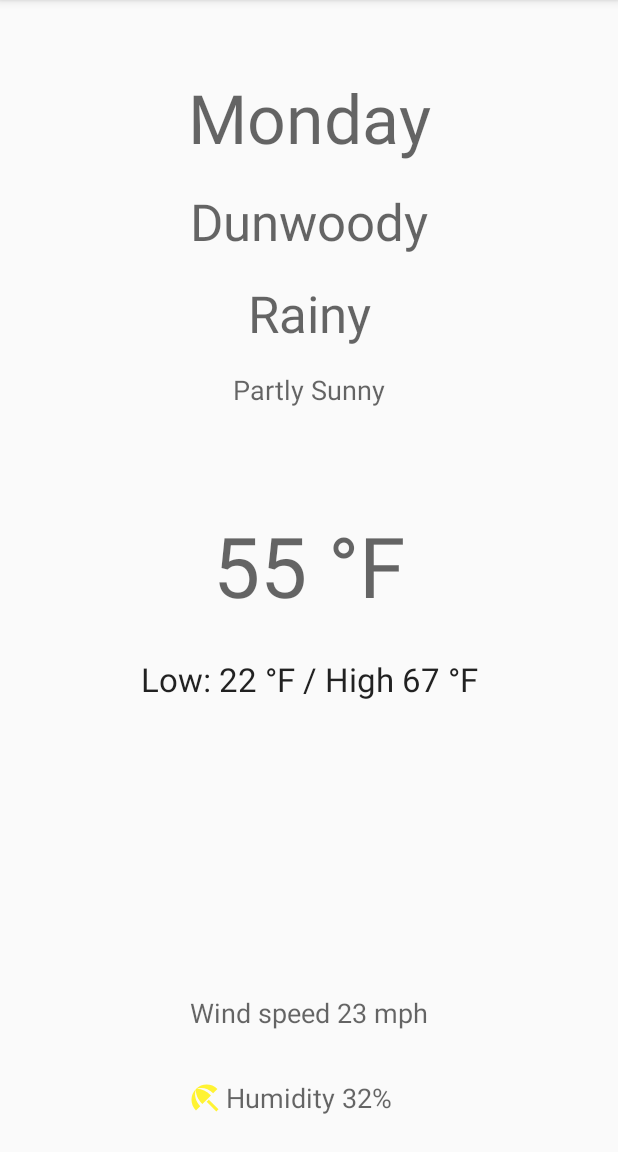
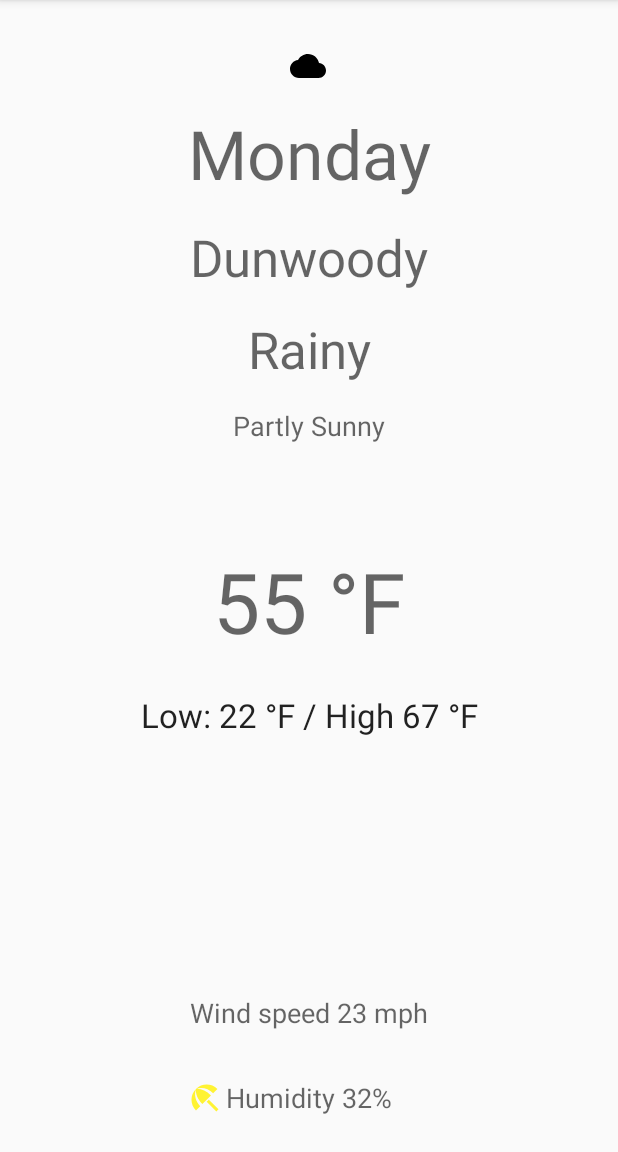
Before and after one commit to ajsherrell/WeatherApp, an Android app: the fragment WeatherDetailFragment placed in its activity, after a tap on "RETRY", on a phone screen of 412 x 824 dp, the part 84-1236 px from its top. Run offline under Robolectric (Android 15) with nearby library versions, the light colour scheme and no system bars; our stand-ins replace RxJava, data binding; network calls fail; pictures from the network do not load; 19 statements that could not run were skipped.

Commit message:
searching for bug

```diff
--- a/ajsherrell/app/src/main/java/com/ajsherrell/weatherapp/WeatherDetailFragment.kt
+++ b/ajsherrell/app/src/main/java/com/ajsherrell/weatherapp/WeatherDetailFragment.kt
@@ -33,7 +33,7 @@ class WeatherDetailFragment : Fragment() {
     override fun onActivityCreated(savedInstanceState: Bundle?) {
         super.onActivityCreated(savedInstanceState)
         detailViewModel = ViewModelProviders.of(this).get(DetailViewModel::class.java)
-
+        mBinding.lifecycleOwner = this
         mBinding.viewModel = detailViewModel
     }
 
--- a/ajsherrell/app/src/main/java/com/ajsherrell/weatherapp/WeatherListFragment.kt
+++ b/ajsherrell/app/src/main/java/com/ajsherrell/weatherapp/WeatherListFragment.kt
@@ -2,6 +2,7 @@ package com.ajsherrell.weatherapp
 
 import androidx.lifecycle.ViewModelProviders
 import android.os.Bundle
+import android.util.Log
 import androidx.fragment.app.Fragment
 import android.view.LayoutInflater
 import android.view.View
@@ -22,7 +23,7 @@ class WeatherListFragment : Fragment(), iListener {
         fun newInstance() = WeatherListFragment()
     }
 
-    private val TAG: String = "MainActivity"
+    private val TAG: String = "WeatherListFragment"
 
     private lateinit var weatherListViewModel: WeatherListViewModel
     private lateinit var rootView: View
@@ -45,11 +46,12 @@ class WeatherListFragment : Fragment(), iListener {
         weatherListViewModel = ViewModelProviders.of(this).get(WeatherListViewModel::class.java)
 
         //error snackbar
-        weatherListViewModel.errorMessage.observe(this, Observer {
+        weatherListViewModel.errorMessage.observe(viewLifecycleOwner, Observer {
             errorMessage -> if(errorMessage != null) showError(errorMessage) else hideError()
         })
-
+        binding.lifecycleOwner = this
         binding.viewModel = weatherListViewModel
+        Log.d(TAG, "weatherListViewModel: " + weatherListViewModel)
     }
 
     private fun showError(@StringRes errorMessage:Int){
--- a/ajsherrell/app/src/main/java/com/ajsherrell/weatherapp/adapter/WeatherAdapter.kt
+++ b/ajsherrell/app/src/main/java/com/ajsherrell/weatherapp/adapter/WeatherAdapter.kt
@@ -10,20 +10,13 @@ import com.ajsherrell.weatherapp.R
 import com.ajsherrell.weatherapp.WeatherDetailFragment
 import com.ajsherrell.weatherapp.databinding.RecyclerItemBinding
 import com.ajsherrell.weatherapp.iListener
-import com.ajsherrell.weatherapp.model.Category
-import com.ajsherrell.weatherapp.model.Main
 import com.ajsherrell.weatherapp.model.Response
-import com.ajsherrell.weatherapp.model.Weather
 import com.ajsherrell.weatherapp.viewModel.WeatherListViewModel
 
 class WeatherAdapter: RecyclerView.Adapter<WeatherAdapter.ViewHolder>(),
     iListener {
 
     private lateinit var responseList: List<Response>
-
-    private lateinit var weatherList:List<Weather>
-    private lateinit var categoryList:List<Category>
-    private lateinit var mainList:List<Main>
 
     private val weatherDetailFragment = WeatherDetailFragment()
     private val activity: MainActivity = MainActivity()
@@ -36,6 +29,7 @@ class WeatherAdapter: RecyclerView.Adapter<WeatherAdapter.ViewHolder>(),
             viewModel.bind(response)
             binding.recyclerClickListener = listener
             binding.viewModel = viewModel
+            binding.executePendingBindings()
         }
     }
 
--- a/ajsherrell/app/src/main/java/com/ajsherrell/weatherapp/network/NetworkModule.kt
+++ b/ajsherrell/app/src/main/java/com/ajsherrell/weatherapp/network/NetworkModule.kt
@@ -5,11 +5,9 @@ import dagger.Module
 import dagger.Provides
 import dagger.Reusable
 import io.reactivex.schedulers.Schedulers
-import okhttp3.logging.HttpLoggingInterceptor
 import retrofit2.Retrofit
 import retrofit2.adapter.rxjava2.RxJava2CallAdapterFactory
 import retrofit2.converter.moshi.MoshiConverterFactory
-
 
 @Module
 @Suppress("unused")
--- a/ajsherrell/app/src/main/java/com/ajsherrell/weatherapp/viewModel/DetailViewModel.kt
+++ b/ajsherrell/app/src/main/java/com/ajsherrell/weatherapp/viewModel/DetailViewModel.kt
@@ -2,56 +2,56 @@ package com.ajsherrell.weatherapp.viewModel
 
 import androidx.lifecycle.MutableLiveData
 import com.ajsherrell.weatherapp.base.BaseViewModel
-import com.ajsherrell.weatherapp.model.Category
 import com.ajsherrell.weatherapp.model.Main
-import com.ajsherrell.weatherapp.model.Weather
 import com.ajsherrell.weatherapp.model.Wind
 
 class DetailViewModel:BaseViewModel() {
 
-    private lateinit var category: Category
-    private lateinit var weather: Weather
     private lateinit var main: Main
     private lateinit var wind: Wind
 
-    private val shortDescription = MutableLiveData<String>()
-    private val masterTemp = MutableLiveData<String>()
-    private val weatherIcon = MutableLiveData<String>()
-    private val minMaxTemp = MutableLiveData<String>()
-    private val day = MutableLiveData<String>()
-    private val description = MutableLiveData<String>()
-    private val humidity = MutableLiveData<String>()
-    private val windSpeed = MutableLiveData<String>()
+    private val shortDescription = MutableLiveData<String?>()
+    private val masterTemp = MutableLiveData<String?>()
+    private val weatherIcon = MutableLiveData<String?>()
+    private val minMaxTemp = MutableLiveData<String?>()
+    private val day = MutableLiveData<String?>()
+    private val description = MutableLiveData<String?>()
+    private val humidity = MutableLiveData<String?>()
+    private val windSpeed = MutableLiveData<String?>()
 
-    fun getDetailListShortDescription() {
-        shortDescription.value = weather.main
+    fun getDetailListShortDescription():MutableLiveData<String?> {
+        return shortDescription
     }
 
-    fun getDetailListIcon() {
-        weatherIcon.value = weather.icon
+    fun getDetailListIcon():MutableLiveData<String?> {
+       return weatherIcon
     }
 
-    fun getDetailListDescription() {
-        description.value = weather.description
+    fun getDetailListDescription():MutableLiveData<String?> {
+        return description
     }
 
-    fun getDetailListTemp() {
+    fun getDetailListTemp():MutableLiveData<String?> {
         masterTemp.value = main.getTemp()
+        return masterTemp
     }
 
-    fun getDetailListMinMaxTemp() {
+    fun getDetailListMinMaxTemp():MutableLiveData<String?> {
         minMaxTemp.value = main.getMinMaxTemp()
+        return minMaxTemp
     }
 
-    fun getDetailListHumidity() {
+    fun getDetailListHumidity():MutableLiveData<String?> {
         humidity.value = main.getHumidity()
+        return humidity
     }
 
-    fun getDetailListDay() {
-        day.value = category.dt_txt
+    fun getDetailListDay():MutableLiveData<String?> {
+       return day
     }
 
-    fun getDetailListWindSpeed() {
+    fun getDetailListWindSpeed():MutableLiveData<String?> {
         windSpeed.value = wind.getWindSpeed()
+        return windSpeed
     }
 }
--- a/ajsherrell/app/src/main/java/com/ajsherrell/weatherapp/viewModel/WeatherListViewModel.kt
+++ b/ajsherrell/app/src/main/java/com/ajsherrell/weatherapp/viewModel/WeatherListViewModel.kt
@@ -19,22 +19,25 @@ class WeatherListViewModel:BaseViewModel() {
 
     private lateinit var subscription: Disposable
 
-    val errorMessage: MutableLiveData<Int> = MutableLiveData()
+    private val TAG: String = "WeatherListViewModel"
+
+    val errorMessage: MutableLiveData<Int?> = MutableLiveData()
     val errorClickListener = View.OnClickListener { loadWeather() }
 
-    val loadingVisibility: MutableLiveData<Int> = MutableLiveData()
+    val loadingVisibility: MutableLiveData<Int?> = MutableLiveData()
 
-    val weatherAdapter: WeatherAdapter = WeatherAdapter()
+    private val weatherAdapter: WeatherAdapter = WeatherAdapter()
 
+    private lateinit var response: Response
     private lateinit var category: Category
     private lateinit var weather: Weather
     private lateinit var main: Main
 
     private val shortDescription = MutableLiveData<String?>()
-    private val masterTemp = MutableLiveData<String>()
-    private val weatherIcon = MutableLiveData<String>()
-    private val minMaxTemp = MutableLiveData<String>()
-    private val day = MutableLiveData<String>()
+    private val masterTemp = MutableLiveData<String?>()
+    private val weatherIcon = MutableLiveData<String?>()
+    private val minMaxTemp = MutableLiveData<String?>()
+    private val day = MutableLiveData<String?>()
 
     init {
         loadWeather()
@@ -78,28 +81,33 @@ class WeatherListViewModel:BaseViewModel() {
     }
 
     fun bind(response: Response) {
+        this.response = response
+        day.value = category.dt_txt
         weatherIcon.value = weather.icon
         minMaxTemp.value = main.getMinMaxTemp()
-        day.value = category.dt_txt
+        Log.d(TAG, "day + minMaxTemp: " + day + minMaxTemp)
     }
 
-    fun getWeatherListShortDescription() {
-        shortDescription.value = weather.main
+    fun getMasterTemp():MutableLiveData<String?> {
+        masterTemp.value = main.getTemp()
+        return masterTemp
     }
 
-    fun getWeatherListIcon() {
-        weatherIcon.value = weather.icon
+    fun getMasterMinMaxTemp():MutableLiveData<String?> {
+        minMaxTemp.value = main.getMinMaxTemp()
+        return minMaxTemp
     }
 
-    fun getWeatherListTemp(){
-        masterTemp.value = main.getTemp()
+    fun getMasterShortDescription():MutableLiveData<String?> {
+        return shortDescription
     }
 
-    fun getWeatherListMinMaxTemp() {
-        minMaxTemp.value = main.getMinMaxTemp()
+    fun getMasterWeatherIcon():MutableLiveData<String?> {
+        return weatherIcon
     }
 
-    fun getWeatherListDay() {
-        day.value = category.dt_txt
+    fun getMasterDay():MutableLiveData<String?> {
+        return day
     }
+
 }
--- a/ajsherrell/app/src/main/res/layout/recycler_item.xml
+++ b/ajsherrell/app/src/main/res/layout/recycler_item.xml
@@ -32,7 +32,7 @@
                 android:layout_margin="@dimen/listDayMargin"
                 android:layout_weight="1"
                 android:text="@string/monday"
-                app:mutableText="@{viewModel.weatherListDay}"
+                app:mutableText="@{viewModel.getMasterDay()}"
                 tools:text="Thursday" />
 
             <ImageView
@@ -41,7 +41,7 @@
                 android:layout_height="wrap_content"
                 android:layout_margin="@dimen/listDayMargin"
                 android:layout_weight="1"
-                app:imageRes="@{viewModel.weatherListIcon}" />
+                app:imageRes="@{viewModel.getMasterWeatherIcon()}" />
 
             <TextView
                 android:id="@+id/listMinMaxTextView"
@@ -50,7 +50,7 @@
                 android:layout_margin="@dimen/listDayMargin"
                 android:layout_weight="1"
                 android:text="@string/low_22_f_high_67_f"
-                app:mutableText="@{viewModel.weatherListMinMaxTemp}"
+                app:mutableText="@{viewModel.getMasterMinMaxTemp()}"
                 tools:text="low 34 / high 60" />
 
         </LinearLayout>
--- a/ajsherrell/app/src/main/res/layout/weather_detail_fragment.xml
+++ b/ajsherrell/app/src/main/res/layout/weather_detail_fragment.xml
@@ -4,6 +4,7 @@
     xmlns:tools="http://schemas.android.com/tools">
 
     <data>
+        <import type="android.view.View" />
         <variable
             name="viewModel"
             type="com.ajsherrell.weatherapp.viewModel.DetailViewModel" />
--- a/ajsherrell/app/src/main/res/values/strings.xml
+++ b/ajsherrell/app/src/main/res/values/strings.xml
@@ -11,16 +11,16 @@
     <string name="errorWind">An error occurred while loading the wind</string>
 
 <!--  model string templates  -->
-    <string name="minMinTempString">Low: %1$f °F / High: %2$f °F</string>
-    <string name="tempString">%1$f °F</string>
-    <string name="humidityString">%1$d \% Humidity</string>
-    <string name="windSpeedString">Wind speed: %1$f mph</string>
+    <string name="minMinTempString" formatted="false">Low: %1$f \°F / High: %2$f \°F</string>
+    <string name="tempString" formatted="false">%f \°F</string>
+    <string name="humidityString" formatted="false">%d \% Humidity</string>
+    <string name="windSpeedString" formatted="false">Wind speed: %f mph</string>
     <string name="monday">Monday</string>
     <string name="rainy">Rainy</string>
     <string name="partly_sunny">Partly Sunny</string>
-    <string name="_55_degrees">55 °F</string>
-    <string name="low_22_f_high_67_f">Low: 22 °F / High 67 °F</string>
-    <string name="humidity_32">Humidity 32%</string>
+    <string name="_55_degrees" formatted="false">55 \°F</string>
+    <string name="low_22_f_high_67_f" formatted="false">Low: 22 \°F / High 67 \°F</string>
+    <string name="humidity_32" formatted="false">Humidity 32%</string>
     <string name="wind_speed_23_mph">Wind speed 23 mph</string>
     <string name="weather_icon">Weather Icon</string>
 
--- a/ajsherrell/build.gradle
+++ b/ajsherrell/build.gradle
@@ -23,6 +23,12 @@ allprojects {
     }
 }
 
+tasks.withType(org.jetbrains.kotlin.gradle.tasks.KotlinCompile).all {
+    kotlinOptions {
+        jvmTarget = "1.8"
+    }
+}
+
 task clean(type: Delete) {
     delete rootProject.buildDir
 }
```
Also changed, not shown: ajsherrell/app/src/main/java/com/ajsherrell/weatherapp/model/Weather.kt (+13 -10 lines), ajsherrell/app/src/main/res/layout/weather_list_fragment.xml (+7 -8 lines).
